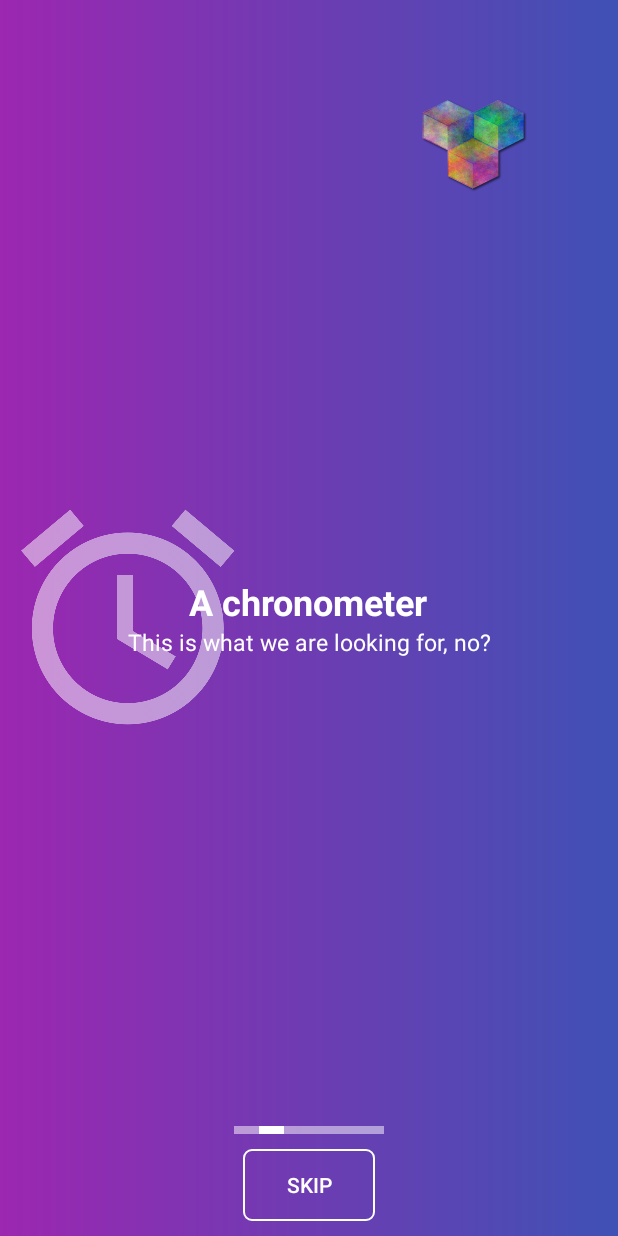
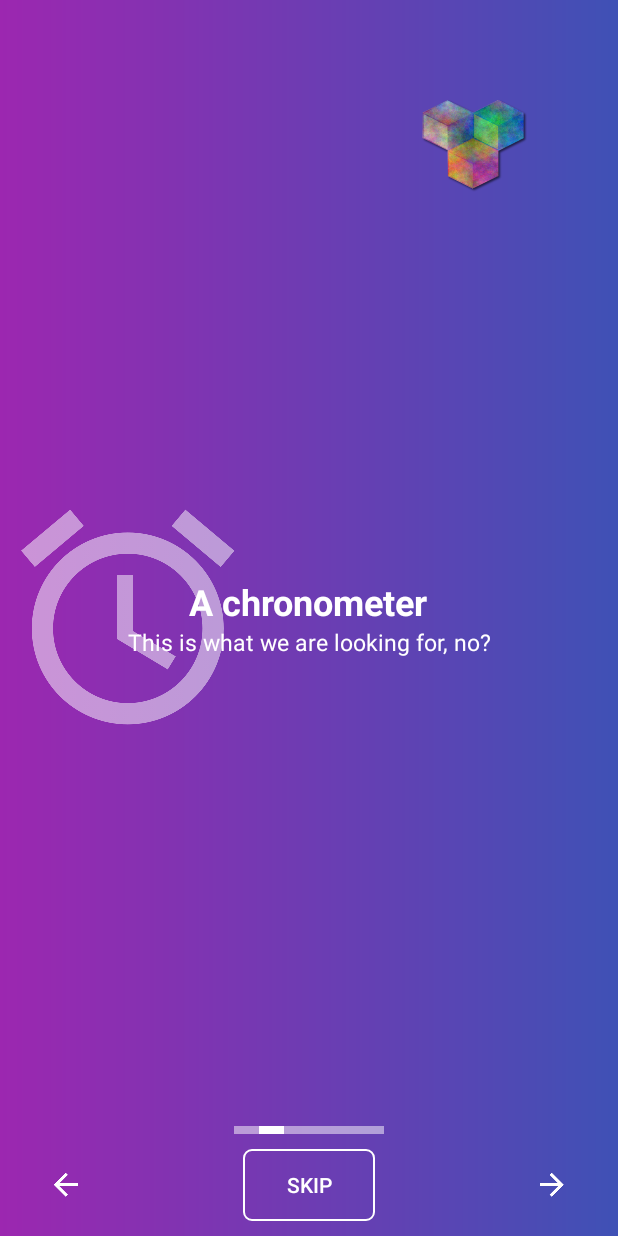
Before and after one commit to jdediegomrt/CubeMaster, an Android app: the screen it shows after launch (OnboardingActivity), item 2 of the bottom bar chosen, on a phone screen of 412 x 824 dp. Run offline under Robolectric (Android 15) with nearby library versions, the phone set to English and light mode, and no system bars; our stand-ins replace AdMob.

Commit message:
onboarding navigation buttons & quit ignored files

```diff
--- /dev/null
+++ b/app/src/main/java/com/jaimedediego/cubemaster/view/CustomViews/CustomViewPager.java
@@ -0,0 +1,61 @@
+package com.jaimedediego.cubemaster.view.CustomViews;
+
+import android.content.Context;
+import android.support.annotation.NonNull;
+import android.support.annotation.Nullable;
+import android.support.v4.view.ViewPager;
+import android.util.AttributeSet;
+import android.view.MotionEvent;
+import android.view.animation.DecelerateInterpolator;
+import android.widget.Scroller;
+
+import java.lang.reflect.Field;
+
+public class CustomViewPager extends ViewPager{
+
+    private boolean swipeable;
+
+    public CustomViewPager(@NonNull Context context, @Nullable AttributeSet attrs) {
+        super(context, attrs);
+        swipeable = true;
+    }
+
+    @Override
+    public boolean onTouchEvent(MotionEvent event) {
+        return this.swipeable && super.onTouchEvent(event);
+    }
+
+    @Override
+    public boolean onInterceptTouchEvent(MotionEvent event) {
+        return this.swipeable && super.onInterceptTouchEvent(event);
+    }
+
+    public void setSwipeable(boolean swipeable){
+        this.swipeable = swipeable;
+    }
+
+    public void setScrollDuration(int scrollDuration) {
+        try {
+            Field scroller = ViewPager.class.getDeclaredField("mScroller");
+            scroller.setAccessible(true);
+            scroller.set(this, new SmoothScroller(getContext(), scrollDuration));
+        } catch (Exception e) {
+            e.printStackTrace();
+        }
+    }
+
+    public class SmoothScroller extends Scroller {
+
+        private int scrollDuration;
+
+        SmoothScroller(Context context, int scrollDuration) {
+            super(context, new DecelerateInterpolator());
+            this.scrollDuration = scrollDuration;
+        }
+
+        @Override
+        public void startScroll(int startX, int startY, int dx, int dy, int duration) {
+            super.startScroll(startX, startY, dx, dy, scrollDuration);
+        }
+    }
+}
--- a/app/src/main/java/com/jaimedediego/cubemaster/view/MainActivity.java
+++ b/app/src/main/java/com/jaimedediego/cubemaster/view/MainActivity.java
@@ -61,12 +61,14 @@ public class MainActivity extends AppCompatActivity
         ThemeConfig.getInstance().initConfig();
 
         setContentView(R.layout.activity_main);
+
+        PrefsMethods.getInstance().setOnboardingShown(false);
         if (!PrefsMethods.getInstance().isOnboardingShown()) {
             startActivity(new Intent(this, OnboardingActivity.class));
         }
 
-        MobileAds.initialize(this, "ca-app-pub-8962656574856623~3014810195");
-//        MobileAds.initialize(this, "ca-app-pub-3940256099942544~3347511713");
+//        MobileAds.initialize(this, "ca-app-pub-8962656574856623~3014810195");
+        MobileAds.initialize(this, "ca-app-pub-3940256099942544~3347511713");
 
         final Toolbar toolbar = findViewById(R.id.toolbar);
         setSupportActionBar(toolbar);
@@ -88,8 +90,8 @@ public class MainActivity extends AppCompatActivity
             bannerLayoutTransition.enableTransitionType(LayoutTransition.CHANGING);
         }
 
-        banner.loadAd(new AdRequest.Builder().build());
-//        banner.loadAd(new AdRequest.Builder().addTestDevice("9291F3AB05D2610244D1D11FF443BCC0").build());
+//        banner.loadAd(new AdRequest.Builder().build());
+        banner.loadAd(new AdRequest.Builder().addTestDevice("9291F3AB05D2610244D1D11FF443BCC0").build());
 
         banner.setAdListener(new AdListener() {
             @Override
@@ -116,8 +118,8 @@ public class MainActivity extends AppCompatActivity
                 final ConnectivityManager manager = (ConnectivityManager) context.getSystemService(Context.CONNECTIVITY_SERVICE);
                 if (manager.getNetworkInfo(ConnectivityManager.TYPE_MOBILE).isAvailable() || manager.getNetworkInfo(ConnectivityManager.TYPE_WIFI).isAvailable()) {
                     waitingMillis=0;
-                    banner.loadAd(new AdRequest.Builder().build());
-//                    banner.loadAd(new AdRequest.Builder().addTestDevice("9291F3AB05D2610244D1D11FF443BCC0").build());
+//                    banner.loadAd(new AdRequest.Builder().build());
+                    banner.loadAd(new AdRequest.Builder().addTestDevice("9291F3AB05D2610244D1D11FF443BCC0").build());
                 }
             }
         };
@@ -127,8 +129,8 @@ public class MainActivity extends AppCompatActivity
             public void onClick(View v) {
                 if(bannerLayout.getVisibility()==View.VISIBLE){
                     bannerLayout.setVisibility(View.GONE);
-                    banner.loadAd(new AdRequest.Builder().build());
-//                    banner.loadAd(new AdRequest.Builder().addTestDevice("9291F3AB05D2610244D1D11FF443BCC0").build());
+//                    banner.loadAd(new AdRequest.Builder().build());
+                    banner.loadAd(new AdRequest.Builder().addTestDevice("9291F3AB05D2610244D1D11FF443BCC0").build());
                 }
             }
         });
--- a/app/src/main/java/com/jaimedediego/cubemaster/view/OnboardingActivity.java
+++ b/app/src/main/java/com/jaimedediego/cubemaster/view/OnboardingActivity.java
@@ -1,9 +1,11 @@
 package com.jaimedediego.cubemaster.view;
 
+import android.animation.LayoutTransition;
+import android.os.Build;
 import android.os.Bundle;
 import android.support.design.widget.TabLayout;
 import android.support.v4.app.Fragment;
-import android.support.v4.app.FragmentStatePagerAdapter;
+import android.support.v4.app.FragmentPagerAdapter;
 import android.support.v4.content.res.ResourcesCompat;
 import android.support.v4.view.ViewPager;
 import android.support.v7.app.AppCompatActivity;
@@ -11,19 +13,23 @@ import android.view.LayoutInflater;
 import android.view.View;
 import android.view.ViewGroup;
 import android.widget.Button;
+import android.widget.ImageButton;
 import android.widget.ImageView;
 import android.widget.RelativeLayout;
 import android.widget.TextView;
 
+import com.jaimedediego.cubemaster.R;
 import com.jaimedediego.cubemaster.config.PrefsConfig;
 import com.jaimedediego.cubemaster.methods.PrefsMethods;
-import com.jaimedediego.cubemaster.R;
+import com.jaimedediego.cubemaster.view.CustomViews.CustomViewPager;
 
 public class OnboardingActivity extends AppCompatActivity {
 
     private RelativeLayout text;
     private TextView mainText;
     private TextView subText;
+    private ImageButton arrowRight;
+    private ImageButton arrowLeft;
     private ImageView image;
 
     @Override
@@ -36,16 +42,24 @@ public class OnboardingActivity extends AppCompatActivity {
         text = findViewById(R.id.text);
         mainText = findViewById(R.id.main_text);
         subText = findViewById(R.id.sub_text);
+        arrowRight = findViewById(R.id.arrow_right);
+        arrowLeft = findViewById(R.id.arrow_left);
         image = findViewById(R.id.image);
         final ImageView cubemasterImage =  findViewById(R.id.cubemaster_image);
 
         final Button button = findViewById(R.id.onboarding_button);
-        final ViewPager viewPager = findViewById(R.id.onboarding_container);
+        final CustomViewPager viewPager = findViewById(R.id.onboarding_container);
+        viewPager.setScrollDuration(500);
 
-        TabLayout pageIndicator = findViewById(R.id.pageIndicator);
+        final TabLayout pageIndicator = findViewById(R.id.pageIndicator);
         pageIndicator.setupWithViewPager(viewPager, true);
 
-        viewPager.setAdapter(new FragmentStatePagerAdapter(getSupportFragmentManager()) {
+        if (Build.VERSION.SDK_INT >= Build.VERSION_CODES.JELLY_BEAN) {
+            LayoutTransition arrowsLayoutTransition = ((RelativeLayout)findViewById(R.id.onboarding_button_layout)).getLayoutTransition();
+            arrowsLayoutTransition.enableTransitionType(LayoutTransition.CHANGING);
+        }
+
+        viewPager.setAdapter(new FragmentPagerAdapter(getSupportFragmentManager()) {
             @Override
             public Fragment getItem(int position) {
                 return PlaceholderFragment.newInstance(position);
@@ -73,8 +87,21 @@ public class OnboardingActivity extends AppCompatActivity {
             }
         });
 
-        viewPager.setOnPageChangeListener(new ViewPager.OnPageChangeListener() {
-            public void onPageScrollStateChanged(int state) {/*Do nothing*/}
+        viewPager.addOnPageChangeListener(new ViewPager.OnPageChangeListener() {
+            public void onPageScrollStateChanged(int state) {
+                if(ViewPager.SCROLL_STATE_IDLE == state){
+                    arrowLeft.setEnabled(true);
+                    arrowRight.setEnabled(true);
+                    arrowLeft.setClickable(true);
+                    arrowRight.setClickable(true);
+                    viewPager.setSwipeable(true);
+                } else {
+                    arrowLeft.setEnabled(false);
+                    arrowRight.setEnabled(false);
+                    arrowLeft.setClickable(false);
+                    arrowRight.setClickable(false);
+                }
+            }
 
             @Override
             public void onPageScrolled( int position , float positionOffset , int positionOffsetPixels ) {
@@ -82,23 +109,43 @@ public class OnboardingActivity extends AppCompatActivity {
                     updateText(position + 1);
                     if(position==viewPager.getAdapter().getCount()-2){
                         button.setText(R.string.got_it);
+                        arrowRight.setVisibility(View.GONE);
                     }
                     if(position==0){
                         image.setVisibility(View.VISIBLE);
+                        arrowLeft.setVisibility(View.VISIBLE);
                     }
                 }else{
                     updateText(position);
                     if(position==viewPager.getAdapter().getCount()-2){
+                        arrowRight.setVisibility(View.VISIBLE);
                         button.setText(R.string.skip);
                     }
                     if(position==0){
-                        image.setVisibility(View.INVISIBLE);
+                        image.setVisibility(View.GONE);
+                        arrowLeft.setVisibility(View.GONE);
                     }
                 }
             }
 
             @Override
             public void onPageSelected( int position ) {/*Do nothing*/}
+        });
+
+        arrowRight.setOnClickListener(new View.OnClickListener() {
+            @Override
+            public void onClick(View v) {
+                viewPager.setSwipeable(false);
+                pageIndicator.getTabAt(viewPager.getCurrentItem()+1).select();
+            }
+        });
+
+        arrowLeft.setOnClickListener(new View.OnClickListener() {
+            @Override
+            public void onClick(View v) {
+                viewPager.setSwipeable(false);
+                pageIndicator.getTabAt(viewPager.getCurrentItem()-1).select();
+            }
         });
 
         button.setOnClickListener(new View.OnClickListener() {
--- a/app/src/main/res/layout/activity_main_content.xml
+++ b/app/src/main/res/layout/activity_main_content.xml
@@ -81,22 +81,22 @@
             android:layout_width="wrap_content"
             android:layout_height="wrap_content">
 
+            <!--<com.google.android.gms.ads.AdView-->
+                <!--xmlns:ads="http://schemas.android.com/apk/res-auto"-->
+                <!--android:id="@+id/banner"-->
+                <!--android:layout_width="wrap_content"-->
+                <!--android:layout_height="wrap_content"-->
+                <!--ads:adSize="BANNER"-->
+                <!--ads:adUnitId="ca-app-pub-8962656574856623/5123832428"/>-->
+
+            <!--Testing-->
             <com.google.android.gms.ads.AdView
                 xmlns:ads="http://schemas.android.com/apk/res-auto"
                 android:id="@+id/banner"
                 android:layout_width="wrap_content"
                 android:layout_height="wrap_content"
                 ads:adSize="BANNER"
-                ads:adUnitId="ca-app-pub-8962656574856623/5123832428"/>
-
-            <!--Testing-->
-            <!--<com.google.android.gms.ads.AdView-->
-                <!--xmlns:ads="http://schemas.android.com/apk/res-auto"-->
-                <!--android:id="@+id/banner"-->
-                <!--android:layout_width="wrap_content"-->
-                <!--android:layout_height="wrap_content"-->
-                <!--ads:adSize="BANNER"-->
-                <!--ads:adUnitId="ca-app-pub-3940256099942544/6300978111"/>-->
+                ads:adUnitId="ca-app-pub-3940256099942544/6300978111"/>
 
             <ImageButton
                 android:layout_alignRight="@+id/banner"
--- a/app/src/main/res/layout/activity_onboarding.xml
+++ b/app/src/main/res/layout/activity_onboarding.xml
@@ -8,7 +8,7 @@
     android:background="@color/md_black_1000"
     tools:context="com.jaimedediego.cubemaster.view.OnboardingActivity">
 
-    <android.support.v4.view.ViewPager
+    <com.jaimedediego.cubemaster.view.CustomViews.CustomViewPager
         android:id="@+id/onboarding_container"
         android:layout_width="match_parent"
         android:layout_height="match_parent"/>
@@ -74,6 +74,7 @@
     </RelativeLayout>
 
     <RelativeLayout
+        android:animateLayoutChanges="true"
         android:id="@+id/onboarding_button_layout"
         android:layout_alignParentBottom="true"
         android:layout_width="match_parent"
@@ -90,6 +91,34 @@
             android:textColor="@color/md_white_1000"
             android:background="@drawable/background_gotit_button"/>
 
+
+        <ImageButton
+            android:id="@+id/arrow_right"
+            android:contentDescription="@string/selected"
+            android:layout_centerVertical="true"
+            android:layout_alignParentRight="true"
+            android:layout_alignParentEnd="true"
+            android:background="@android:color/transparent"
+            android:layout_marginRight="10dp"
+            android:layout_marginEnd="10dp"
+            android:layout_width="48dp"
+            android:layout_height="48dp"
+            android:src="@drawable/ic_arrow_forward_white_24dp"/>
+
+        <ImageButton
+            android:visibility="gone"
+            android:id="@+id/arrow_left"
+            android:contentDescription="@string/selected"
+            android:layout_centerVertical="true"
+            android:layout_alignParentLeft="true"
+            android:layout_alignParentStart="true"
+            android:background="@android:color/transparent"
+            android:layout_marginLeft="10dp"
+            android:layout_marginStart="10dp"
+            android:layout_width="48dp"
+            android:layout_height="48dp"
+            android:src="@drawable/ic_arrow_back_white_24dp"/>
+
     </RelativeLayout>
 
     <android.support.design.widget.TabLayout
```
Also changed, not shown: 331 other files.
